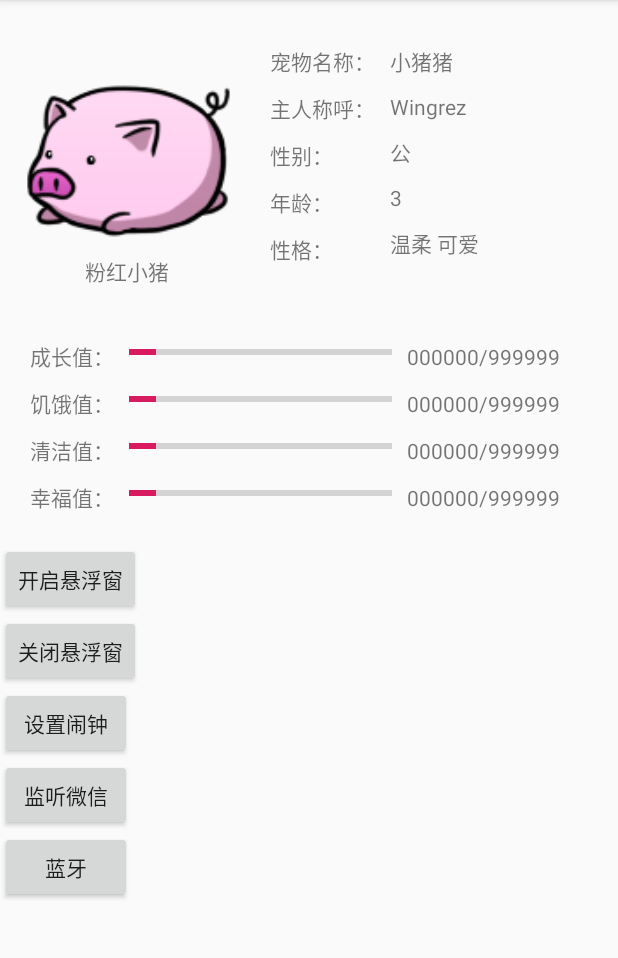
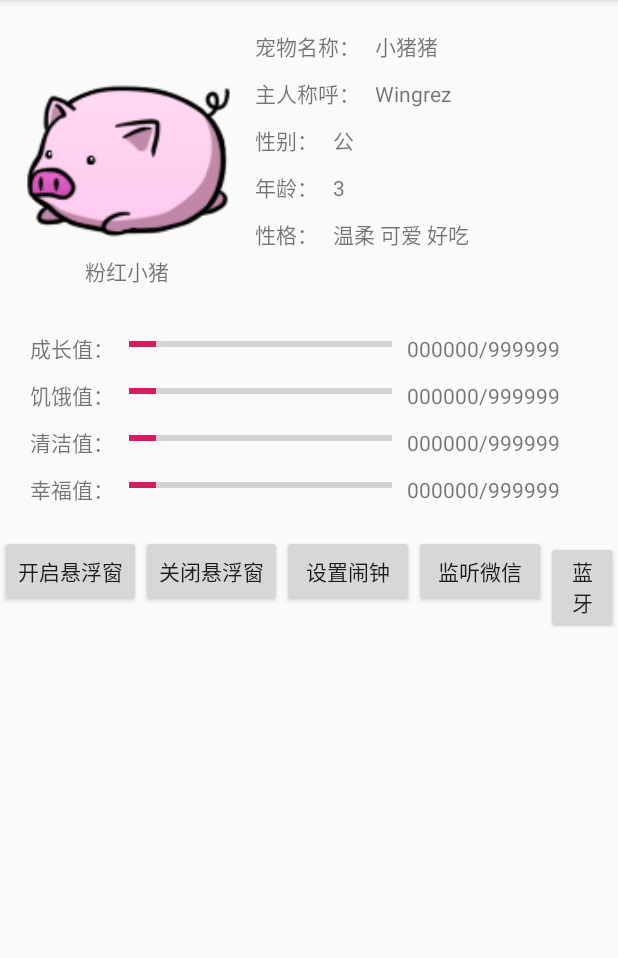
Before and after one commit to wingrez/LovelyPet, an Android app: the screen it shows after launch (MainActivity), on a phone screen of 412 x 824 dp, the part 84-1042 px from its top. Run offline under Robolectric (Android 15) with nearby library versions, the phone set to English and light mode, and no system bars.

Commit message:
完善基本界面

```diff
--- a/app/src/main/res/layout/activity_main.xml
+++ b/app/src/main/res/layout/activity_main.xml
@@ -45,14 +45,14 @@
                 <!--宠物资料-->
                 <LinearLayout
                     android:layout_width="match_parent"
-                    android:layout_height="wrap_content"
-                    android:orientation="horizontal"
-                    android:padding="20dp">
+                    android:layout_height="match_parent"
+                    android:orientation="vertical"
+                    android:padding="10dp">
 
                     <LinearLayout
-                        android:layout_width="wrap_content"
+                        android:layout_width="match_parent"
                         android:layout_height="wrap_content"
-                        android:orientation="vertical">
+                        android:orientation="horizontal">
 
                         <TextView
                             android:layout_width="wrap_content"
@@ -62,66 +62,88 @@
                         <TextView
                             android:layout_width="wrap_content"
                             android:layout_height="wrap_content"
-                            android:layout_marginTop="10dp"
+                            android:layout_marginLeft="10dp"
+                            android:text="小猪猪" />
+                    </LinearLayout>
+
+                    <LinearLayout
+                        android:layout_width="match_parent"
+                        android:layout_height="wrap_content"
+                        android:layout_marginTop="10dp"
+                        android:orientation="horizontal">
+
+                        <TextView
+                            android:layout_width="wrap_content"
+                            android:layout_height="wrap_content"
                             android:text="主人称呼：" />
 
                         <TextView
                             android:layout_width="wrap_content"
                             android:layout_height="wrap_content"
-                            android:layout_marginTop="10dp"
+                            android:layout_marginLeft="10dp"
+                            android:text="Wingrez" />
+                    </LinearLayout>
+
+                    <LinearLayout
+                        android:layout_width="match_parent"
+                        android:layout_height="wrap_content"
+                        android:layout_marginTop="10dp"
+                        android:orientation="horizontal">
+
+                        <TextView
+                            android:layout_width="wrap_content"
+                            android:layout_height="wrap_content"
                             android:text="性别：" />
 
                         <TextView
                             android:layout_width="wrap_content"
                             android:layout_height="wrap_content"
-                            android:layout_marginTop="10dp"
+                            android:layout_marginLeft="10dp"
+                            android:text="公" />
+                    </LinearLayout>
+
+
+                    <LinearLayout
+                        android:layout_width="match_parent"
+                        android:layout_height="wrap_content"
+                        android:layout_marginTop="10dp"
+                        android:orientation="horizontal">
+
+                        <TextView
+                            android:layout_width="wrap_content"
+                            android:layout_height="wrap_content"
                             android:text="年龄：" />
 
                         <TextView
                             android:layout_width="wrap_content"
                             android:layout_height="wrap_content"
-                            android:layout_marginTop="10dp"
-                            android:text="性格：" />
-
+                            android:layout_marginLeft="10dp"
+                            android:text="3" />
                     </LinearLayout>
 
                     <LinearLayout
                         android:layout_width="match_parent"
                         android:layout_height="wrap_content"
-                        android:layout_marginLeft="10dp"
-                        android:orientation="vertical">
+                        android:layout_marginTop="10dp"
+                        android:orientation="horizontal">
 
                         <TextView
                             android:layout_width="wrap_content"
                             android:layout_height="wrap_content"
-                            android:text="小猪猪" />
+                            android:text="性格：" />
 
                         <TextView
                             android:layout_width="wrap_content"
                             android:layout_height="wrap_content"
-                            android:layout_marginTop="10dp"
-                            android:text="Wingrez" />
+                            android:layout_marginLeft="10dp"
+                            android:text="温柔 可爱 好吃" />
+                    </LinearLayout>
 
-                        <TextView
-                            android:layout_width="wrap_content"
-                            android:layout_height="wrap_content"
-                            android:layout_marginTop="10dp"
-                            android:text="公" />
 
-                        <TextView
-                            android:layout_width="wrap_content"
-                            android:layout_height="wrap_content"
-                            android:layout_marginTop="10dp"
-                            android:text="3" />
 
-                        <TextView
-                            android:layout_width="wrap_content"
-                            android:layout_height="wrap_content"
-                            android:layout_marginTop="10dp"
-                            android:text="温柔 可爱" />
+                </LinearLayout>
 
-                    </LinearLayout>
-                </LinearLayout>
+
             </LinearLayout>
 
             <!--宠物信息区-->
@@ -247,7 +269,7 @@
             <LinearLayout
                 android:layout_width="match_parent"
                 android:layout_height="wrap_content"
-                android:orientation="vertical">
+                android:orientation="horizontal">
 
                 <Button
                     android:id="@+id/btn_openFW"
```
